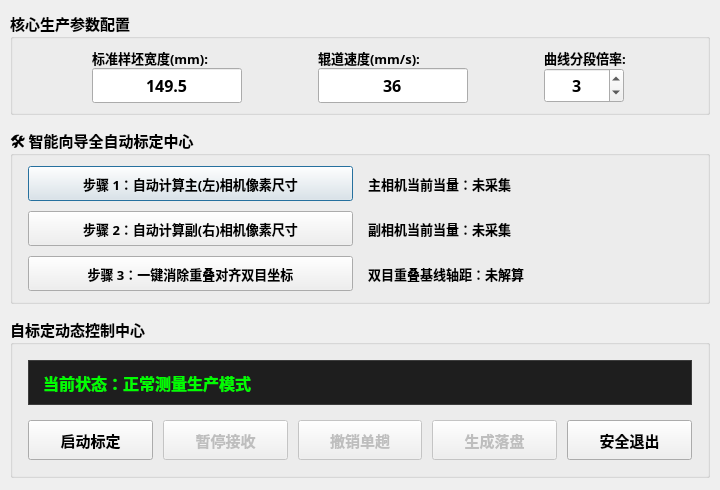
Above: HeadBend/form/dlgcalibration.ui from sylarwcy/cekuan before the change. Below: the same form after it.
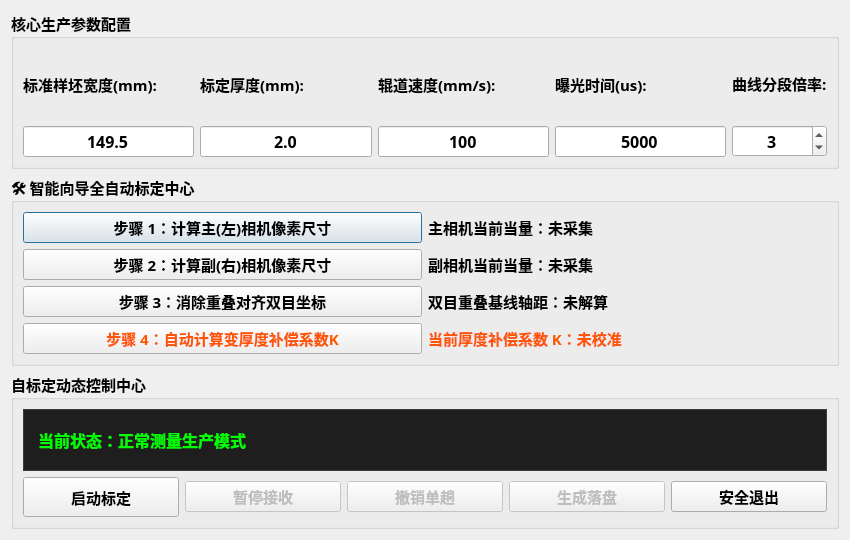
That is the form after the change.

Commit message: 增加了不同厚度的标定

The edit to the form file:
```diff
--- a/HeadBend/form/dlgcalibration.ui
+++ b/HeadBend/form/dlgcalibration.ui
@@ -6,54 +6,16 @@
    <rect>
     <x>0</x>
     <y>0</y>
-    <width>720</width>
-    <height>490</height> </rect>
-  </property>
-  <property name="sizePolicy">
-   <sizepolicy hsizetype="Fixed" vsizetype="Fixed">
-    <horstretch>0</horstretch>
-    <verstretch>0</verstretch>
-   </sizepolicy>
-  </property>
-  <property name="minimumSize">
-   <size>
-    <width>720</width>
-    <height>490</height>
-   </size>
-  </property>
-  <property name="maximumSize">
-   <size>
-    <width>720</width>
-    <height>490</height>
-   </size>
+    <width>850</width>
+    <height>540</height>
+   </rect>
   </property>
   <property name="windowTitle">
    <string>标准样坯在线自标定管理系统</string>
   </property>
   <layout class="QVBoxLayout" name="verticalLayout">
-   <property name="spacing">
-    <number>12</number>
-   </property>
-   <property name="leftMargin">
-    <number>10</number> </property>
-   <property name="topMargin">
-    <number>10</number>
-   </property>
-   <property name="rightMargin">
-    <number>10</number>
-   </property>
-   <property name="bottomMargin">
-    <number>10</number>
-   </property>
-
    <item>
     <widget class="QGroupBox" name="groupBox_params">
-     <property name="sizePolicy">
-      <sizepolicy hsizetype="Preferred" vsizetype="Fixed">
-       <horstretch>0</horstretch>
-       <verstretch>0</verstretch>
-      </sizepolicy>
-     </property>
      <property name="font">
       <font>
        <family>Alibaba PuHuiTi</family>
@@ -68,183 +30,82 @@
      <layout class="QHBoxLayout" name="horizontalLayout">
       <item>
        <layout class="QVBoxLayout" name="vLayout_width">
-        <property name="spacing">
-         <number>0</number>
-        </property>
         <item>
          <widget class="QLabel" name="label_2">
-          <property name="font">
-           <font>
-            <family>Alibaba PuHuiTi</family>
-            <pointsize>10</pointsize>
-            <weight>75</weight>
-            <bold>true</bold>
-           </font>
-          </property>
-          <property name="text">
-           <string>标准样坯宽度(mm):</string>
-          </property>
-          <property name="alignment">
-           <set>Qt::AlignLeading|Qt::AlignLeft|Qt::AlignVCenter</set>
-          </property>
+          <property name="text"><string>标准样坯宽度(mm):</string></property>
          </widget>
         </item>
         <item>
          <widget class="QLineEdit" name="lineEdit_calibWidth">
-          <property name="sizePolicy">
-           <sizepolicy hsizetype="Fixed" vsizetype="Fixed">
-            <horstretch>0</horstretch>
-            <verstretch>0</verstretch>
-           </sizepolicy>
-          </property>
-          <property name="minimumSize">
-           <size>
-            <width>150</width>
-            <height>35</height>
-           </size>
-          </property>
-          <property name="maximumSize">
-           <size>
-            <width>150</width>
-            <height>35</height>
-           </size>
-          </property>
-          <property name="font">
-           <font>
-            <family>Alibaba PuHuiTi</family>
-            <pointsize>12</pointsize>
-            <weight>75</weight>
-            <bold>true</bold>
-           </font>
-          </property>
-          <property name="text">
-           <string>149.5</string>
-          </property>
-          <property name="alignment">
-           <set>Qt::AlignCenter</set>
-          </property>
+          <property name="font"><font><pointsize>12</pointsize><bold>true</bold></font></property>
+          <property name="text"><string>149.5</string></property>
+          <property name="alignment"><set>Qt::AlignCenter</set></property>
+         </widget>
+        </item>
+       </layout>
+      </item>
+      <item>
+       <layout class="QVBoxLayout" name="vLayout_thickness">
+        <item>
+         <widget class="QLabel" name="label_thick">
+          <property name="text"><string>标定厚度(mm):</string></property>
+         </widget>
+        </item>
+        <item>
+         <widget class="QLineEdit" name="lineEdit_calibThickness">
+          <property name="font"><font><pointsize>12</pointsize><bold>true</bold></font></property>
+          <property name="text"><string>2.0</string></property>
+          <property name="alignment"><set>Qt::AlignCenter</set></property>
          </widget>
         </item>
        </layout>
       </item>
       <item>
        <layout class="QVBoxLayout" name="vLayout_speed">
-        <property name="spacing">
-         <number>0</number>
-        </property>
         <item>
          <widget class="QLabel" name="label">
-          <property name="font">
-           <font>
-            <family>Alibaba PuHuiTi</family>
-            <pointsize>10</pointsize>
-            <weight>75</weight>
-            <bold>true</bold>
-           </font>
-          </property>
-          <property name="text">
-           <string>辊道速度(mm/s):</string>
-          </property>
+          <property name="text"><string>辊道速度(mm/s):</string></property>
          </widget>
         </item>
         <item>
          <widget class="QLineEdit" name="lineEdit">
-          <property name="sizePolicy">
-           <sizepolicy hsizetype="Fixed" vsizetype="Fixed">
-            <horstretch>0</horstretch>
-            <verstretch>0</verstretch>
-           </sizepolicy>
-          </property>
-          <property name="minimumSize">
-           <size>
-            <width>150</width>
-            <height>35</height>
-           </size>
-          </property>
-          <property name="maximumSize">
-           <size>
-            <width>150</width>
-            <height>35</height>
-           </size>
-          </property>
-          <property name="font">
-           <font>
-            <family>Alibaba PuHuiTi</family>
-            <pointsize>12</pointsize>
-            <weight>75</weight>
-            <bold>true</bold>
-           </font>
-          </property>
-          <property name="text">
-           <string>36</string>
-          </property>
-          <property name="alignment">
-           <set>Qt::AlignCenter</set>
-          </property>
+          <property name="font"><font><pointsize>12</pointsize><bold>true</bold></font></property>
+          <property name="text"><string>100</string></property>
+          <property name="alignment"><set>Qt::AlignCenter</set></property>
+         </widget>
+        </item>
+       </layout>
+      </item>
+      <item>
+       <layout class="QVBoxLayout" name="vLayout_exposure">
+        <item>
+         <widget class="QLabel" name="label_exp">
+          <property name="text"><string>曝光时间(us):</string></property>
+         </widget>
+        </item>
+        <item>
+         <widget class="QLineEdit" name="lineEdit_exposure">
+          <property name="font"><font><pointsize>12</pointsize><bold>true</bold></font></property>
+          <property name="text"><string>5000</string></property>
+          <property name="alignment"><set>Qt::AlignCenter</set></property>
          </widget>
         </item>
        </layout>
       </item>
       <item>
        <layout class="QVBoxLayout" name="vLayout_beilv">
-        <property name="spacing">
-         <number>0</number>
-        </property>
         <item>
          <widget class="QLabel" name="label_3">
-          <property name="font">
-           <font>
-            <family>Alibaba PuHuiTi</family>
-            <pointsize>10</pointsize>
-            <weight>75</weight>
-            <bold>true</bold>
-           </font>
-          </property>
-          <property name="text">
-           <string>曲线分段倍率:</string>
-          </property>
+          <property name="text"><string>曲线分段倍率:</string></property>
          </widget>
         </item>
         <item>
          <widget class="QSpinBox" name="spinSegment">
-          <property name="sizePolicy">
-           <sizepolicy hsizetype="Fixed" vsizetype="Fixed">
-            <horstretch>0</horstretch>
-            <verstretch>0</verstretch>
-           </sizepolicy>
-          </property>
-          <property name="minimumSize">
-           <size>
-            <width>80</width>
-            <height>35</height>
-           </size>
-          </property>
-          <property name="maximumSize">
-           <size>
-            <width>80</width>
-            <height>35</height>
-           </size>
-          </property>
-          <property name="font">
-           <font>
-            <family>Alibaba PuHuiTi</family>
-            <pointsize>12</pointsize>
-            <weight>75</weight>
-            <bold>true</bold>
-           </font>
-          </property>
-          <property name="alignment">
-           <set>Qt::AlignCenter</set>
-          </property>
-          <property name="minimum">
-           <number>1</number>
-          </property>
-          <property name="maximum">
-           <number>5</number>
-          </property>
-          <property name="value">
-           <number>3</number>
-          </property>
+          <property name="font"><font><pointsize>12</pointsize><bold>true</bold></font></property>
+          <property name="alignment"><set>Qt::AlignCenter</set></property>
+          <property name="minimum"><number>1</number></property>
+          <property name="maximum"><number>5</number></property>
+          <property name="value"><number>3</number></property>
          </widget>
         </item>
        </layout>
@@ -255,260 +116,79 @@
 
    <item>
     <widget class="QGroupBox" name="groupBox_autoWizard">
-     <property name="sizePolicy">
-      <sizepolicy hsizetype="Preferred" vsizetype="Fixed">
-       <horstretch>0</horstretch>
-       <verstretch>0</verstretch>
-      </sizepolicy>
-     </property>
      <property name="font">
-      <font>
-       <family>Alibaba PuHuiTi</family>
-       <pointsize>11</pointsize>
-       <weight>75</weight>
-       <bold>true</bold>
-      </font>
+      <font><family>Alibaba PuHuiTi</family><pointsize>11</pointsize><bold>true</bold></font>
      </property>
      <property name="title">
       <string>🛠️ 智能向导全自动标定中心</string>
      </property>
      <layout class="QGridLayout" name="gridLayout_wizard">
-      <property name="leftMargin"><number>15</number></property>
-      <property name="topMargin"><number>10</number></property>
-      <property name="rightMargin"><number>15</number></property>
-      <property name="bottomMargin"><number>10</number></property>
-      <property name="verticalSpacing"><number>10</number></property>
-      <property name="horizontalSpacing"><number>15</number></property>
       <item row="0" column="0">
        <widget class="QPushButton" name="btn_autoMasterPixel">
-        <property name="minimumSize"><size><width>280</width><height>35</height></size></property>
-        <property name="font"><font><family>Alibaba PuHuiTi</family><pointsize>10</pointsize></font></property>
-        <property name="text"><string>步骤 1：自动计算主(左)相机像素尺寸</string></property>
+        <property name="text"><string>步骤 1：计算主(左)相机像素尺寸</string></property>
        </widget>
       </item>
       <item row="0" column="1">
        <widget class="QLabel" name="lbl_masterPixelRes">
-        <property name="font"><font><family>Alibaba PuHuiTi</family><pointsize>10</pointsize><bold>true</bold></font></property>
         <property name="text"><string>主相机当前当量：未采集</string></property>
        </widget>
       </item>
       <item row="1" column="0">
        <widget class="QPushButton" name="btn_autoSlavePixel">
-        <property name="minimumSize"><size><width>280</width><height>35</height></size></property>
-        <property name="font"><font><family>Alibaba PuHuiTi</family><pointsize>10</pointsize></font></property>
-        <property name="text"><string>步骤 2：自动计算副(右)相机像素尺寸</string></property>
+        <property name="text"><string>步骤 2：计算副(右)相机像素尺寸</string></property>
        </widget>
       </item>
       <item row="1" column="1">
        <widget class="QLabel" name="lbl_slavePixelRes">
-        <property name="font"><font><family>Alibaba PuHuiTi</family><pointsize>10</pointsize><bold>true</bold></font></property>
         <property name="text"><string>副相机当前当量：未采集</string></property>
        </widget>
       </item>
       <item row="2" column="0">
        <widget class="QPushButton" name="btn_autoBaseline">
-        <property name="minimumSize"><size><width>280</width><height>35</height></size></property>
-        <property name="font"><font><family>Alibaba PuHuiTi</family><pointsize>10</pointsize><bold>true</bold></font></property>
-        <property name="text"><string>步骤 3：一键消除重叠对齐双目坐标</string></property>
+        <property name="text"><string>步骤 3：消除重叠对齐双目坐标</string></property>
        </widget>
       </item>
       <item row="2" column="1">
        <widget class="QLabel" name="lbl_baselineRes">
-        <property name="font"><font><family>Alibaba PuHuiTi</family><pointsize>10</pointsize><bold>true</bold></font></property>
         <property name="text"><string>双目重叠基线轴距：未解算</string></property>
        </widget>
       </item>
+      <item row="3" column="0">
+       <widget class="QPushButton" name="btn_autoThicknessComp">
+        <property name="styleSheet"><string>color: #FF5500;</string></property>
+        <property name="text"><string>步骤 4：自动计算变厚度补偿系数K</string></property>
+       </widget>
+      </item>
+      <item row="3" column="1">
+       <widget class="QLabel" name="lbl_thicknessK">
+        <property name="styleSheet"><string>color: #FF5500;</string></property>
+        <property name="text"><string>当前厚度补偿系数 K：未校准</string></property>
+       </widget>
+      </item>
      </layout>
     </widget>
    </item>
 
    <item>
     <widget class="QGroupBox" name="groupBox_calib">
-     <property name="sizePolicy">
-      <sizepolicy hsizetype="Preferred" vsizetype="Fixed">
-       <horstretch>0</horstretch>
-       <verstretch>0</verstretch>
-      </sizepolicy>
-     </property>
-     <property name="font">
-      <font>
-       <family>Alibaba PuHuiTi</family>
-       <pointsize>11</pointsize>
-       <weight>75</weight>
-       <bold>true</bold>
-      </font>
-     </property>
-     <property name="title">
-      <string>自标定动态控制中心</string>
-     </property>
+     <property name="font"><font><family>Alibaba PuHuiTi</family><pointsize>11</pointsize><bold>true</bold></font></property>
+     <property name="title"><string>自标定动态控制中心</string></property>
      <layout class="QVBoxLayout" name="verticalLayout_2">
-      <property name="spacing">
-       <number>15</number>
-      </property>
-      <property name="leftMargin">
-       <number>15</number>
-      </property>
-      <property name="topMargin">
-       <number>15</number>
-      </property>
-      <property name="rightMargin">
-       <number>15</number>
-      </property>
-      <property name="bottomMargin">
-       <number>15</number>
-      </property>
       <item>
        <widget class="QLabel" name="lbl_calibStatus">
-        <property name="sizePolicy">
-         <sizepolicy hsizetype="Preferred" vsizetype="Fixed">
-          <horstretch>0</horstretch>
-          <verstretch>0</verstretch>
-         </sizepolicy>
-        </property>
-        <property name="minimumSize">
-         <size>
-          <width>0</width>
-          <height>45</height>
-         </size>
-        </property>
-        <property name="font">
-         <font>
-          <family>Alibaba PuHuiTi</family>
-          <pointsize>12</pointsize>
-          <weight>75</weight>
-          <bold>true</bold>
-         </font>
-        </property>
-        <property name="styleSheet">
-         <string notr="true">QLabel { background-color: #1e1e1e; color: #00ff00; border: 1px solid #3d3d3d; padding-left: 10px; }</string>
-        </property>
-        <property name="text">
-         <string>当前状态：正常测量生产模式</string>
-        </property>
-        <property name="alignment">
-         <set>Qt::AlignLeading|Qt::AlignLeft|Qt::AlignVCenter</set>
-        </property>
+        <property name="minimumSize"><size><width>0</width><height>45</height></size></property>
+        <property name="font"><font><pointsize>12</pointsize><bold>true</bold></font></property>
+        <property name="styleSheet"><string>QLabel { background-color: #1e1e1e; color: #00ff00; border: 1px solid #3d3d3d; padding-left: 10px; }</string></property>
+        <property name="text"><string>当前状态：正常测量生产模式</string></property>
        </widget>
       </item>
       <item>
        <layout class="QHBoxLayout" name="horizontalLayout_14">
-        <property name="spacing">
-         <number>10</number>
-        </property>
-        <item>
-         <widget class="QPushButton" name="btn_startCalib">
-          <property name="minimumSize">
-           <size>
-            <width>0</width>
-            <height>40</height>
-           </size>
-          </property>
-          <property name="font">
-           <font>
-            <family>Alibaba PuHuiTi</family>
-            <pointsize>11</pointsize>
-            <weight>75</weight>
-            <bold>true</bold>
-           </font>
-          </property>
-          <property name="text">
-           <string>启动标定</string>
-          </property>
-         </widget>
-        </item>
-        <item>
-         <widget class="QPushButton" name="btn_pauseCalib">
-          <property name="enabled">
-           <bool>false</bool>
-          </property>
-          <property name="minimumSize">
-           <size>
-            <width>0</width>
-            <height>40</height>
-           </size>
-          </property>
-          <property name="font">
-           <font>
-            <family>Alibaba PuHuiTi</family>
-            <pointsize>11</pointsize>
-            <weight>75</weight>
-            <bold>true</bold>
-           </font>
-          </property>
-          <property name="text">
-           <string>暂停接收</string>
-          </property>
-         </widget>
-        </item>
-        <item>
-         <widget class="QPushButton" name="btn_removeLastPass">
-          <property name="enabled">
-           <bool>false</bool>
-          </property>
-          <property name="minimumSize">
-           <size>
-            <width>0</width>
-            <height>40</height>
-           </size>
-          </property>
-          <property name="font">
-           <font>
-            <family>Alibaba PuHuiTi</family>
-            <pointsize>11</pointsize>
-            <weight>75</weight>
-            <bold>true</bold>
-           </font>
-          </property>
-          <property name="text">
-           <string>撤销单趟</string>
-          </property>
-         </widget>
-        </item>
-        <item>
-         <widget class="QPushButton" name="btn_executeCalib">
-          <property name="enabled">
-           <bool>false</bool>
-          </property>
-          <property name="minimumSize">
-           <size>
-            <width>0</width>
-            <height>40</height>
-           </size>
-          </property>
-          <property name="font">
-           <font>
-            <family>Alibaba PuHuiTi</family>
-            <pointsize>11</pointsize>
-            <weight>75</weight>
-            <bold>true</bold>
-           </font>
-          </property>
-          <property name="text">
-           <string>生成落盘</string>
-          </property>
-         </widget>
-        </item>
-        <item>
-         <widget class="QPushButton" name="btn_cancelCalib">
-          <property name="minimumSize">
-           <size>
-            <width>0</width>
-            <height>40</height>
-           </size>
-          </property>
-          <property name="font">
-           <font>
-            <family>Alibaba PuHuiTi</family>
-            <pointsize>11</pointsize>
-            <weight>75</weight>
-            <bold>true</bold>
-           </font>
-          </property>
-          <property name="text">
-           <string>安全退出</string>
-          </property>
-         </widget>
-        </item>
+        <item><widget class="QPushButton" name="btn_startCalib"><property name="minimumSize"><size><width>0</width><height>40</height></size></property><property name="text"><string>启动标定</string></property></widget></item>
+        <item><widget class="QPushButton" name="btn_pauseCalib"><property name="enabled"><bool>false</bool></property><property name="text"><string>暂停接收</string></property></widget></item>
+        <item><widget class="QPushButton" name="btn_removeLastPass"><property name="enabled"><bool>false</bool></property><property name="text"><string>撤销单趟</string></property></widget></item>
+        <item><widget class="QPushButton" name="btn_executeCalib"><property name="enabled"><bool>false</bool></property><property name="text"><string>生成落盘</string></property></widget></item>
+        <item><widget class="QPushButton" name="btn_cancelCalib"><property name="text"><string>安全退出</string></property></widget></item>
        </layout>
       </item>
      </layout>
```
Left out of the diff: 6 changed lines with no effect on the pictures. The commit also changes 11 other files.
